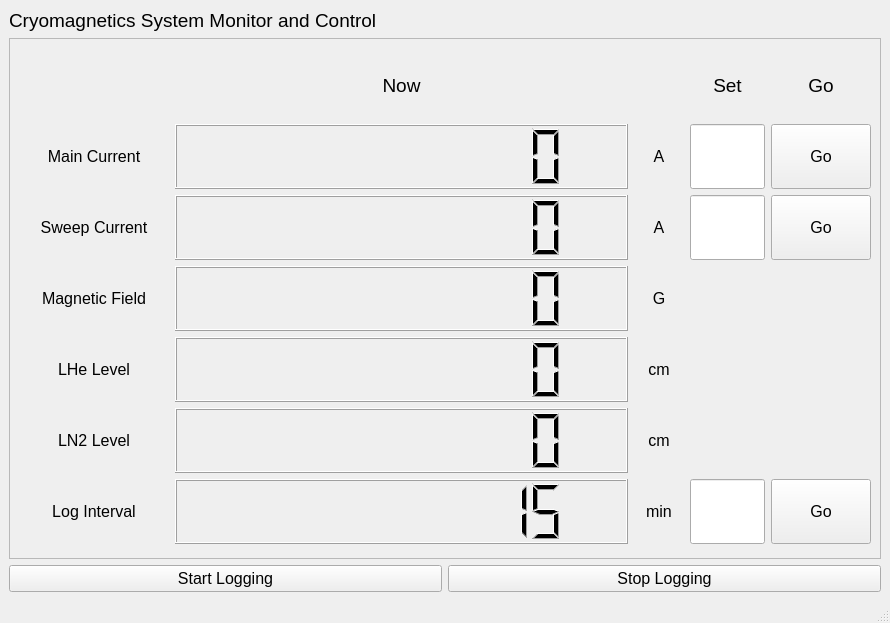
First picture: the form in mr_freeze/ui/MainwindowUI.ui, repository MichalKononenko/MrFreeze, before the edit.
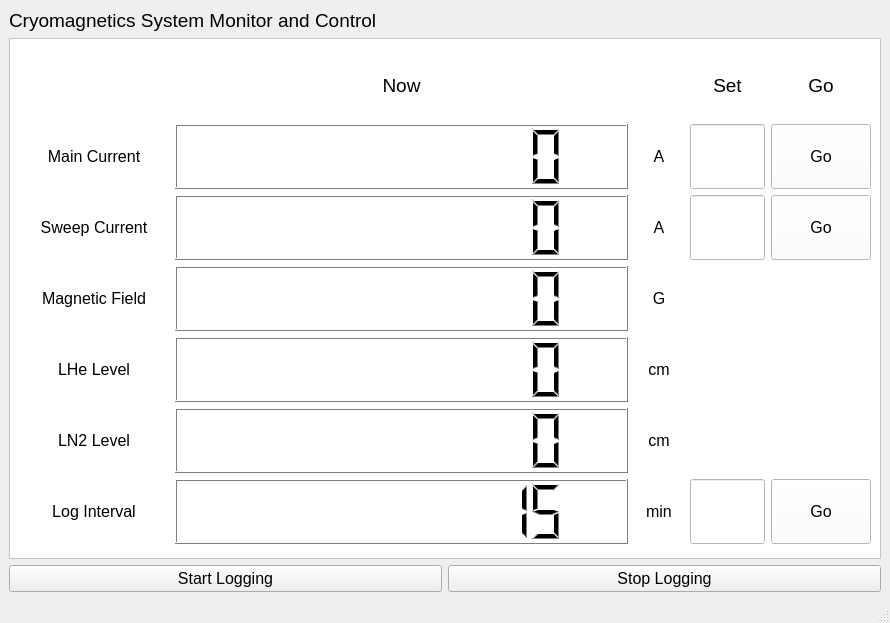
Second picture: the form after the edit. Icons and pictures are not drawn.

The edit to the form file:
```diff
--- a/mr_freeze/ui/MainwindowUI.ui
+++ b/mr_freeze/ui/MainwindowUI.ui
@@ -39,6 +39,421 @@
     </item>
     <item row="1" column="0">
      <widget class="QScrollArea" name="scrollArea">
+      <property name="palette">
+       <palette>
+        <active>
+         <colorrole role="WindowText">
+          <brush brushstyle="SolidPattern">
+           <color alpha="255">
+            <red>0</red>
+            <green>0</green>
+            <blue>0</blue>
+           </color>
+          </brush>
+         </colorrole>
+         <colorrole role="Button">
+          <brush brushstyle="SolidPattern">
+           <color alpha="255">
+            <red>255</red>
+            <green>255</green>
+            <blue>255</blue>
+           </color>
+          </brush>
+         </colorrole>
+         <colorrole role="Light">
+          <brush brushstyle="SolidPattern">
+           <color alpha="255">
+            <red>255</red>
+            <green>255</green>
+            <blue>255</blue>
+           </color>
+          </brush>
+         </colorrole>
+         <colorrole role="Midlight">
+          <brush brushstyle="SolidPattern">
+           <color alpha="255">
+            <red>255</red>
+            <green>255</green>
+            <blue>255</blue>
+           </color>
+          </brush>
+         </colorrole>
+         <colorrole role="Dark">
+          <brush brushstyle="SolidPattern">
+           <color alpha="255">
+            <red>127</red>
+            <green>127</green>
+            <blue>127</blue>
+           </color>
+          </brush>
+         </colorrole>
+         <colorrole role="Mid">
+          <brush brushstyle="SolidPattern">
+           <color alpha="255">
+            <red>170</red>
+            <green>170</green>
+            <blue>170</blue>
+           </color>
+          </brush>
+         </colorrole>
+         <colorrole role="Text">
+          <brush brushstyle="SolidPattern">
+           <color alpha="255">
+            <red>0</red>
+            <green>0</green>
+            <blue>0</blue>
+           </color>
+          </brush>
+         </colorrole>
+         <colorrole role="BrightText">
+          <brush brushstyle="SolidPattern">
+           <color alpha="255">
+            <red>255</red>
+            <green>255</green>
+            <blue>255</blue>
+           </color>
+          </brush>
+         </colorrole>
+         <colorrole role="ButtonText">
+          <brush brushstyle="SolidPattern">
+           <color alpha="255">
+            <red>0</red>
+            <green>0</green>
+            <blue>0</blue>
+           </color>
+          </brush>
+         </colorrole>
+         <colorrole role="Base">
+          <brush brushstyle="SolidPattern">
+           <color alpha="255">
+            <red>255</red>
+            <green>255</green>
+            <blue>255</blue>
+           </color>
+          </brush>
+         </colorrole>
+         <colorrole role="Window">
+          <brush brushstyle="SolidPattern">
+           <color alpha="255">
+            <red>255</red>
+            <green>255</green>
+            <blue>255</blue>
+           </color>
+          </brush>
+         </colorrole>
+         <colorrole role="Shadow">
+          <brush brushstyle="SolidPattern">
+           <color alpha="255">
+            <red>0</red>
+            <green>0</green>
+            <blue>0</blue>
+           </color>
+          </brush>
+         </colorrole>
+         <colorrole role="AlternateBase">
+          <brush brushstyle="SolidPattern">
+           <color alpha="255">
+            <red>255</red>
+            <green>255</green>
+            <blue>255</blue>
+           </color>
+          </brush>
+         </colorrole>
+         <colorrole role="ToolTipBase">
+          <brush brushstyle="SolidPattern">
+           <color alpha="255">
+            <red>255</red>
+            <green>255</green>
+            <blue>220</blue>
+           </color>
+          </brush>
+         </colorrole>
+         <colorrole role="ToolTipText">
+          <brush brushstyle="SolidPattern">
+           <color alpha="255">
+            <red>0</red>
+            <green>0</green>
+            <blue>0</blue>
+           </color>
+          </brush>
+         </colorrole>
+        </active>
+        <inactive>
+         <colorrole role="WindowText">
+          <brush brushstyle="SolidPattern">
+           <color alpha="255">
+            <red>0</red>
+            <green>0</green>
+            <blue>0</blue>
+           </color>
+          </brush>
+         </colorrole>
+         <colorrole role="Button">
+          <brush brushstyle="SolidPattern">
+           <color alpha="255">
+            <red>255</red>
+            <green>255</green>
+            <blue>255</blue>
+           </color>
+          </brush>
+         </colorrole>
+         <colorrole role="Light">
+          <brush brushstyle="SolidPattern">
+           <color alpha="255">
+            <red>255</red>
+            <green>255</green>
+            <blue>255</blue>
+           </color>
+          </brush>
+         </colorrole>
+         <colorrole role="Midlight">
+          <brush brushstyle="SolidPattern">
+           <color alpha="255">
+            <red>255</red>
+            <green>255</green>
+            <blue>255</blue>
+           </color>
+          </brush>
+         </colorrole>
+         <colorrole role="Dark">
+          <brush brushstyle="SolidPattern">
+           <color alpha="255">
+            <red>127</red>
+            <green>127</green>
+            <blue>127</blue>
+           </color>
+          </brush>
+         </colorrole>
+         <colorrole role="Mid">
+          <brush brushstyle="SolidPattern">
+           <color alpha="255">
+            <red>170</red>
+            <green>170</green>
+            <blue>170</blue>
+           </color>
+          </brush>
+         </colorrole>
+         <colorrole role="Text">
+          <brush brushstyle="SolidPattern">
+           <color alpha="255">
+            <red>0</red>
+            <green>0</green>
+            <blue>0</blue>
+           </color>
+          </brush>
+         </colorrole>
+         <colorrole role="BrightText">
+          <brush brushstyle="SolidPattern">
+           <color alpha="255">
+            <red>255</red>
+            <green>255</green>
+            <blue>255</blue>
+           </color>
+          </brush>
+         </colorrole>
+         <colorrole role="ButtonText">
+          <brush brushstyle="SolidPattern">
+           <color alpha="255">
+            <red>0</red>
+            <green>0</green>
+            <blue>0</blue>
+           </color>
+          </brush>
+         </colorrole>
+         <colorrole role="Base">
+          <brush brushstyle="SolidPattern">
+           <color alpha="255">
+            <red>255</red>
+            <green>255</green>
+            <blue>255</blue>
+           </color>
+          </brush>
+         </colorrole>
+         <colorrole role="Window">
+          <brush brushstyle="SolidPattern">
+           <color alpha="255">
+            <red>255</red>
+            <green>255</green>
+            <blue>255</blue>
+           </color>
+          </brush>
+         </colorrole>
+         <colorrole role="Shadow">
+          <brush brushstyle="SolidPattern">
+           <color alpha="255">
+            <red>0</red>
+            <green>0</green>
+            <blue>0</blue>
+           </color>
+          </brush>
+         </colorrole>
+         <colorrole role="AlternateBase">
+          <brush brushstyle="SolidPattern">
+           <color alpha="255">
+            <red>255</red>
+            <green>255</green>
+            <blue>255</blue>
+           </color>
+          </brush>
+         </colorrole>
+         <colorrole role="ToolTipBase">
+          <brush brushstyle="SolidPattern">
+           <color alpha="255">
+            <red>255</red>
+            <green>255</green>
+            <blue>220</blue>
+           </color>
+          </brush>
+         </colorrole>
+         <colorrole role="ToolTipText">
+          <brush brushstyle="SolidPattern">
+           <color alpha="255">
+            <red>0</red>
+            <green>0</green>
+            <blue>0</blue>
+           </color>
+          </brush>
+         </colorrole>
+        </inactive>
+        <disabled>
+         <colorrole role="WindowText">
+          <brush brushstyle="SolidPattern">
+           <color alpha="255">
+            <red>127</red>
+            <green>127</green>
+            <blue>127</blue>
+           </color>
+          </brush>
+         </colorrole>
+         <colorrole role="Button">
+          <brush brushstyle="SolidPattern">
+           <color alpha="255">
+            <red>255</red>
+            <green>255</green>
+            <blue>255</blue>
+           </color>
+          </brush>
+         </colorrole>
+         <colorrole role="Light">
+          <brush brushstyle="SolidPattern">
+           <color alpha="255">
+            <red>255</red>
+            <green>255</green>
+            <blue>255</blue>
+           </color>
+          </brush>
+         </colorrole>
+         <colorrole role="Midlight">
+          <brush brushstyle="SolidPattern">
+           <color alpha="255">
+            <red>255</red>
+            <green>255</green>
+            <blue>255</blue>
+           </color>
+          </brush>
+         </colorrole>
+         <colorrole role="Dark">
+          <brush brushstyle="SolidPattern">
+           <color alpha="255">
+            <red>127</red>
+            <green>127</green>
+            <blue>127</blue>
+           </color>
+          </brush>
+         </colorrole>
+         <colorrole role="Mid">
+          <brush brushstyle="SolidPattern">
+           <color alpha="255">
+            <red>170</red>
+            <green>170</green>
+            <blue>170</blue>
+           </color>
+          </brush>
+         </colorrole>
+         <colorrole role="Text">
+          <brush brushstyle="SolidPattern">
+           <color alpha="255">
+            <red>127</red>
+            <green>127</green>
+            <blue>127</blue>
+           </color>
+          </brush>
+         </colorrole>
+         <colorrole role="BrightText">
+          <brush brushstyle="SolidPattern">
+           <color alpha="255">
+            <red>255</red>
+            <green>255</green>
+            <blue>255</blue>
+           </color>
+          </brush>
+         </colorrole>
+         <colorrole role="ButtonText">
+          <brush brushstyle="SolidPattern">
+           <color alpha="255">
+            <red>127</red>
+            <green>127</green>
+            <blue>127</blue>
+           </color>
+          </brush>
+         </colorrole>
+         <colorrole role="Base">
+          <brush brushstyle="SolidPattern">
+           <color alpha="255">
+            <red>255</red>
+            <green>255</green>
+            <blue>255</blue>
+           </color>
+          </brush>
+         </colorrole>
+         <colorrole role="Window">
+          <brush brushstyle="SolidPattern">
+           <color alpha="255">
+            <red>255</red>
+            <green>255</green>
+            <blue>255</blue>
+           </color>
+          </brush>
+         </colorrole>
+         <colorrole role="Shadow">
+          <brush brushstyle="SolidPattern">
+           <color alpha="255">
+            <red>0</red>
+            <green>0</green>
+            <blue>0</blue>
+           </color>
+          </brush>
+         </colorrole>
+         <colorrole role="AlternateBase">
+          <brush brushstyle="SolidPattern">
+           <color alpha="255">
+            <red>255</red>
+            <green>255</green>
+            <blue>255</blue>
+           </color>
+          </brush>
+         </colorrole>
+         <colorrole role="ToolTipBase">
+          <brush brushstyle="SolidPattern">
+           <color alpha="255">
+            <red>255</red>
+            <green>255</green>
+            <blue>220</blue>
+           </color>
+          </brush>
+         </colorrole>
+         <colorrole role="ToolTipText">
+          <brush brushstyle="SolidPattern">
+           <color alpha="255">
+            <red>0</red>
+            <green>0</green>
+            <blue>0</blue>
+           </color>
+          </brush>
+         </colorrole>
+        </disabled>
+       </palette>
+      </property>
       <property name="widgetResizable">
        <bool>true</bool>
       </property>
@@ -48,7 +463,7 @@
          <x>0</x>
          <y>0</y>
          <width>870</width>
-         <height>498</height>
+         <height>484</height>
         </rect>
        </property>
        <layout class="QGridLayout" name="gridLayout_3">
@@ -164,6 +579,15 @@
               <height>65</height>
              </size>
             </property>
+            <property name="font">
+             <font>
+              <weight>50</weight>
+              <bold>false</bold>
+             </font>
+            </property>
+            <property name="toolTip">
+             <string>&lt;html&gt;&lt;head/&gt;&lt;body&gt;&lt;p&gt;The current currently being sent to the superconducting power supply&lt;/p&gt;&lt;/body&gt;&lt;/html&gt;</string>
+            </property>
             <property name="digitCount">
              <number>10</number>
             </property>
```
Left out of the diff: 16 changed lines with no effect on the pictures.
